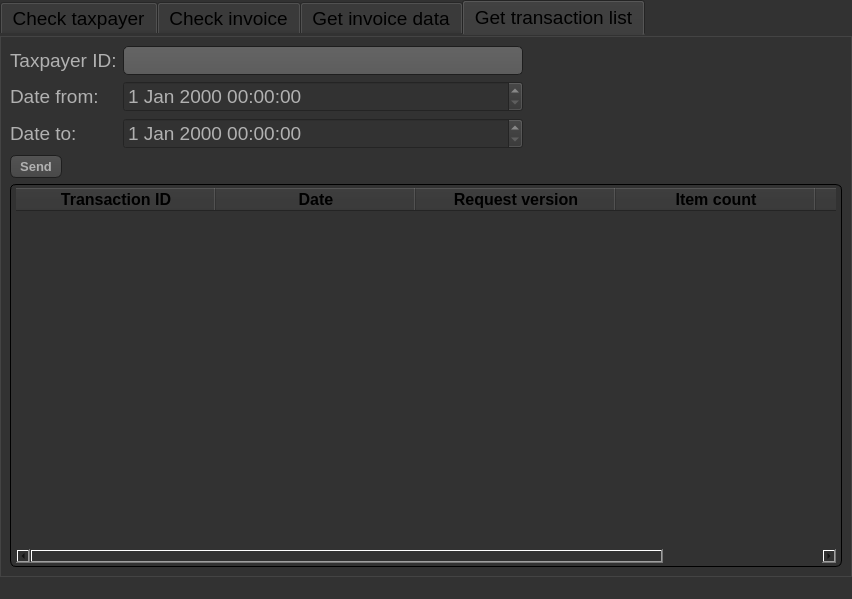
Old version of the form child.ui in the repository Antonikas58/hungary-app.
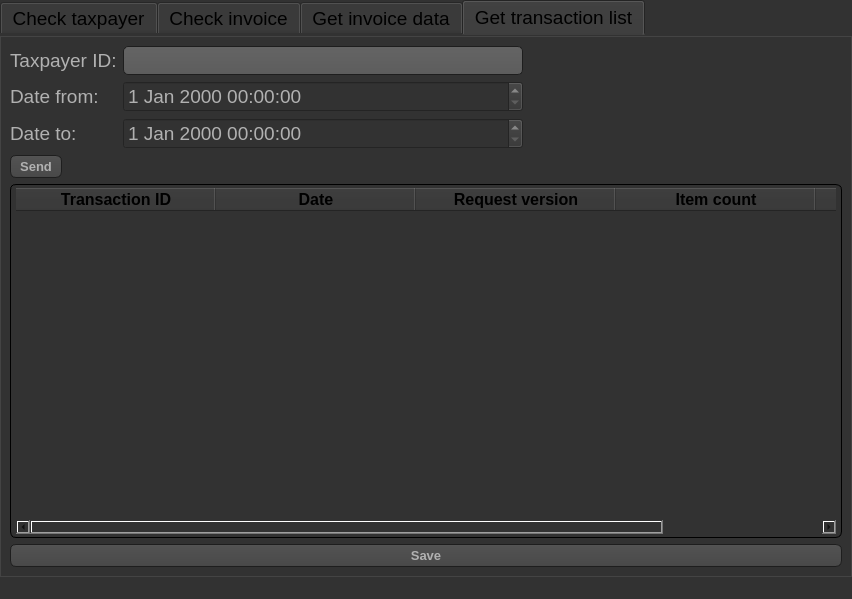
New version of the form. The open tabs and pages were chosen to show the change. Icons and pictures are not drawn.

What changed in the file:
```diff
--- a/child.ui
+++ b/child.ui
@@ -2585,22 +2585,47 @@
             </column>
            </widget>
           </item>
-          <item row="3" column="1">
-           <widget class="QLabel" name="label_error_list">
+         </layout>
+        </item>
+        <item row="4" column="0">
+         <widget class="QPushButton" name="pushButton_save_list">
             <property name="font">
              <font>
               <family>MS Sans Serif</family>
-              <pointsize>12</pointsize>
+            <pointsize>10</pointsize>
               <weight>75</weight>
               <bold>true</bold>
              </font>
             </property>
+          <property name="styleSheet">
+           <string notr="true">QPushButton
+{
+    color: #b1b1b1;
+    background-color: QLinearGradient( x1: 0, y1: 0, x2: 0, y2: 1, stop: 0 #565656, stop: 0.1 #525252, stop: 0.5 #4e4e4e, stop: 0.9 #4a4a4a, stop: 1 #464646);
+    border-width: 1px;
+    border-color: #1e1e1e;
+    border-style: solid;
+    border-radius: 6;
+    padding: 3px;
+    padding-left: 5px;
+    padding-right: 5px;
+    min-width: 40px;
+}
+
+QPushButton:pressed
+{
+    background-color: QLinearGradient( x1: 0, y1: 0, x2: 0, y2: 1, stop: 0 #2d2d2d, stop: 0.1 #2b2b2b, stop: 0.5 #292929, stop: 0.9 #282828, stop: 1 #252525);
+}
+
+QComboBox:hover,QPushButton:hover
+{
+    border: 2px solid QLinearGradient( x1: 0, y1: 0, x2: 0, y2: 1, stop: 0 #ffa02f, stop: 1 #d7801a);
+}</string>
+          </property>
             <property name="text">
-             <string/>
-            </property>
-           </widget>
-          </item>
-         </layout>
+           <string>Save</string>
+          </property>
+         </widget>
         </item>
        </layout>
       </widget>
```
Left out of the diff: 17 changed lines with no effect on the pictures. Lines whose indentation alone changed are shown as unchanged.
